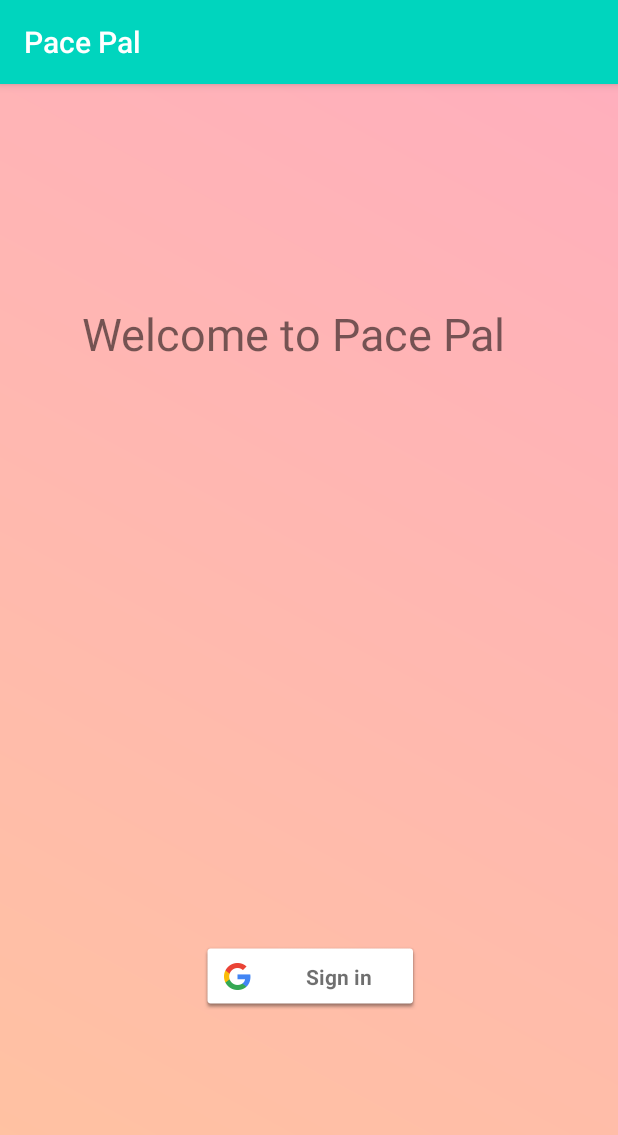
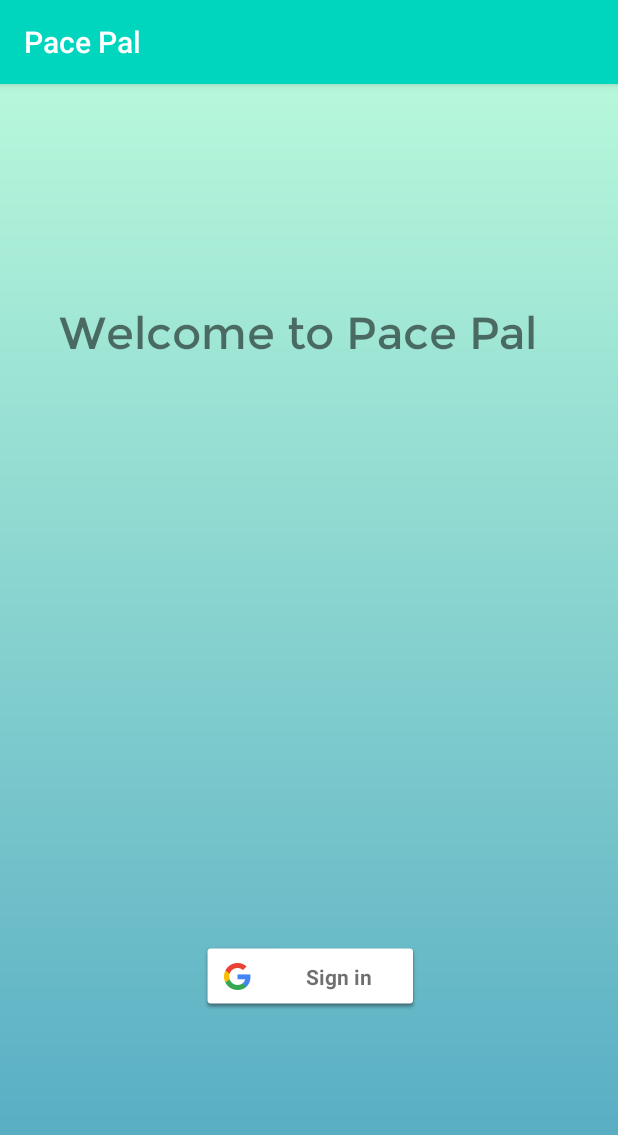
Before and after one commit to Pace-Pal/Pace-Pal-152, an Android app: the screen it shows after launch (MainActivity), on a phone screen of 412 x 824 dp. Shown: the top 1135 px of the screen. Run offline under Robolectric (Android 15) with nearby library versions, the phone set to English and light mode, and no system bars; our stand-ins replace Firebase (no records; nobody signed in at launch, a user with empty details on screens opened directly).

Commit message:
Added Font & Change Gradient

```diff
--- a/app/src/main/res/drawable/gradient.xml
+++ b/app/src/main/res/drawable/gradient.xml
@@ -2,7 +2,7 @@
 <shape xmlns:android="http://schemas.android.com/apk/res/android"
         android:shape="rectangle">
         <gradient
-            android:startColor="#ffc3a0"
-            android:endColor="#ffafbd"
-            android:angle="45"/>
+            android:startColor="#B7F8DB"
+            android:endColor="#50A7C2"
+            android:angle="270"/>
     </shape>
--- /dev/null
+++ b/app/src/main/res/font/myprior.xml
@@ -0,0 +1,6 @@
+<?xml version="1.0" encoding="utf-8"?>
+<font-family xmlns:android="http://schemas.android.com/apk/res/android">
+<font
+    android:font="@font/Montserrat"
+    />
+</font-family>
--- a/app/src/main/res/layout/activity_main.xml
+++ b/app/src/main/res/layout/activity_main.xml
@@ -55,6 +55,7 @@
         android:layout_marginBottom="8dp"
         android:text="@string/welcome_to_pacepal"
         android:textSize="30sp"
+        android:fontFamily="@font/Montserrat"
         app:layout_constraintBottom_toTopOf="@+id/fnameField"
         app:layout_constraintEnd_toEndOf="parent"
         app:layout_constraintHorizontal_bias="0.412"
```
Also changed, not shown: app/src/main/res/font/Montserrat.ttf (added).
